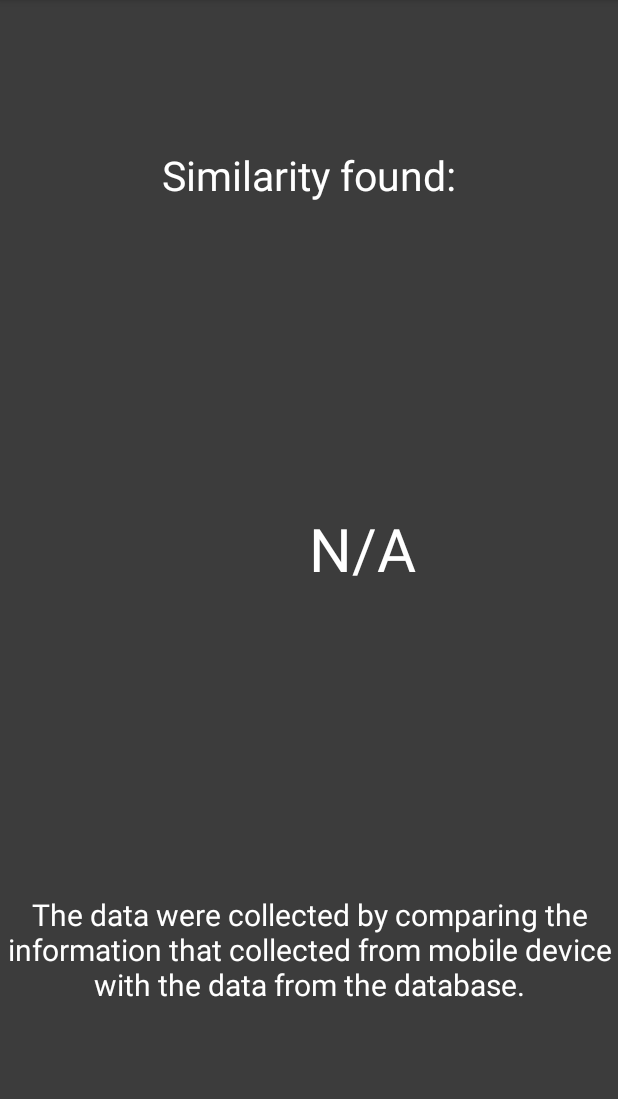
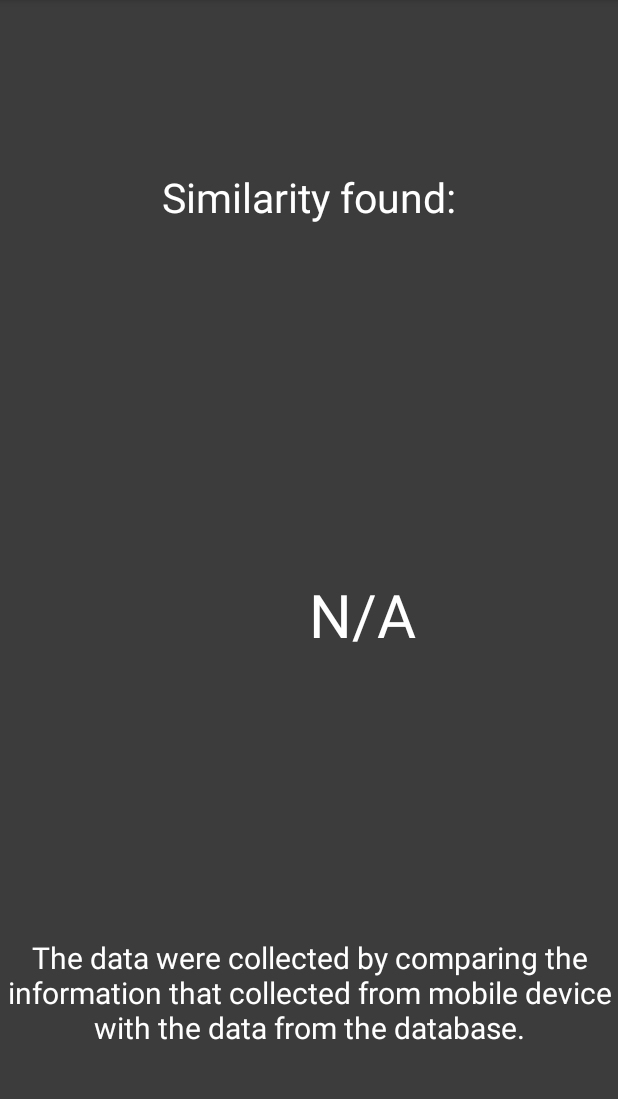
Before and after one commit to kktts/AppCompare, an Android app: the ResultActivity screen opened directly, with no data from a screen before it, on a phone screen of 412 x 824 dp, the part 84-1183 px from its top. Run offline under Robolectric (Android 15) with nearby library versions, the phone set to English and light mode, and no system bars; 3 statements that could not run were skipped.

Commit message:
minor layout change

```diff
--- a/app/src/main/res/layout/result_activity_layout.xml
+++ b/app/src/main/res/layout/result_activity_layout.xml
@@ -8,7 +8,7 @@
     <LinearLayout
         android:layout_width="match_parent"
         android:layout_height="wrap_content"
-        android:layout_weight="1"
+        android:layout_weight="3.3"
         android:gravity="center"
         android:orientation="vertical">
 
@@ -25,7 +25,7 @@
         android:layout_width="match_parent"
         android:layout_height="wrap_content"
         android:layout_margin="7dp"
-        android:layout_weight="1"
+        android:layout_weight="3.3"
         android:gravity="center"
         android:orientation="horizontal">
 
@@ -55,7 +55,7 @@
     <LinearLayout
         android:layout_width="match_parent"
         android:layout_height="wrap_content"
-        android:layout_weight="1"
+        android:layout_weight="2"
         android:gravity="center"
         android:orientation="vertical">
 
```
Also changed, not shown: 1 other file.
